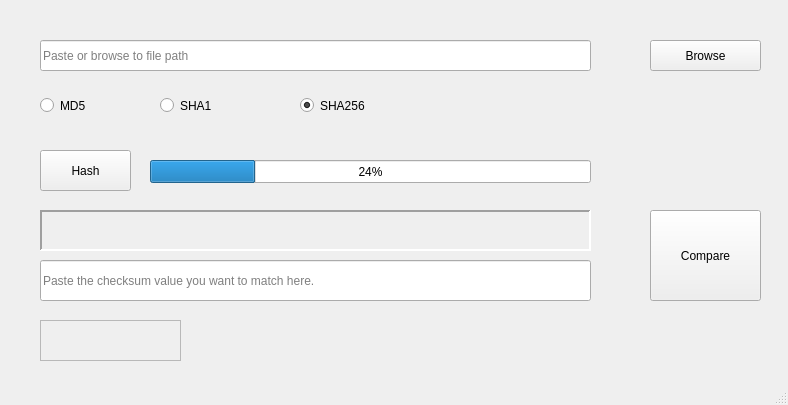
First picture: the form in hasher.ui, repository rikeijin/hasher, before the edit.
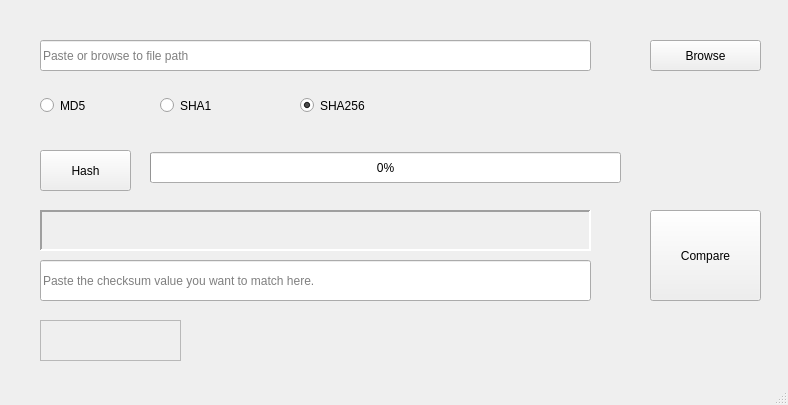
Second picture: the form after the edit.

Commit message: change call file from .py to .pyw

What changed in the file:
```diff
--- a/hasher.ui
+++ b/hasher.ui
@@ -203,13 +203,13 @@
     <property name="geometry">
      <rect>
       <x>150</x>
-      <y>160</y>
-      <width>441</width>
-      <height>23</height>
+      <y>152</y>
+      <width>471</width>
+      <height>31</height>
      </rect>
     </property>
     <property name="value">
-     <number>24</number>
+     <number>0</number>
     </property>
    </widget>
   </widget>
```
The commit also changes 1 other file.
